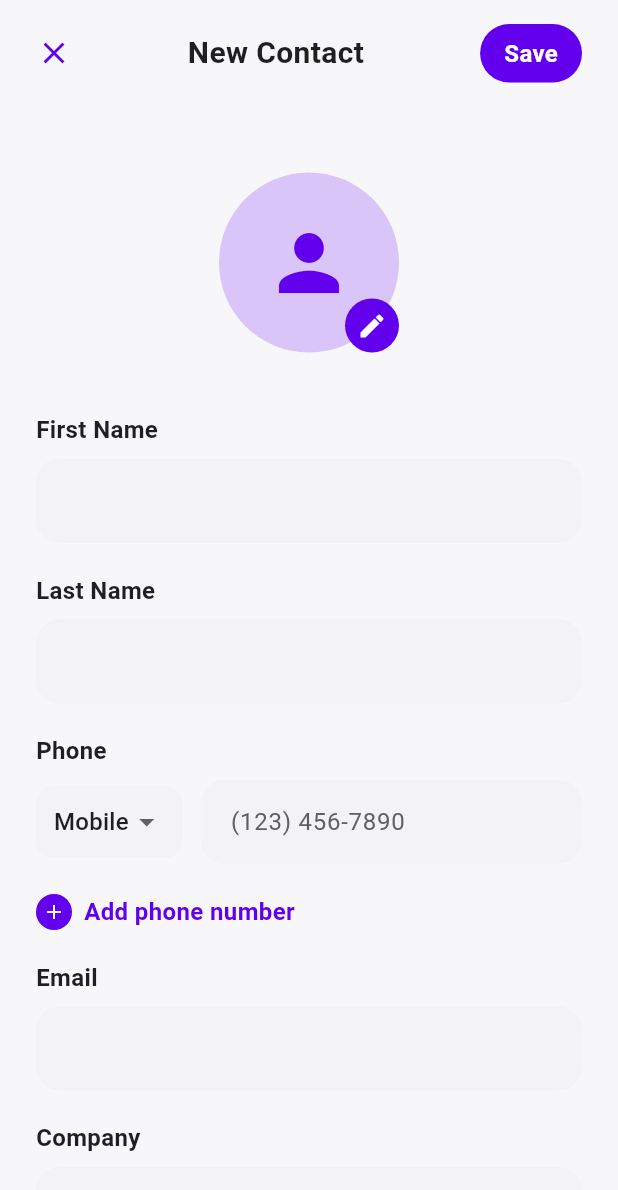
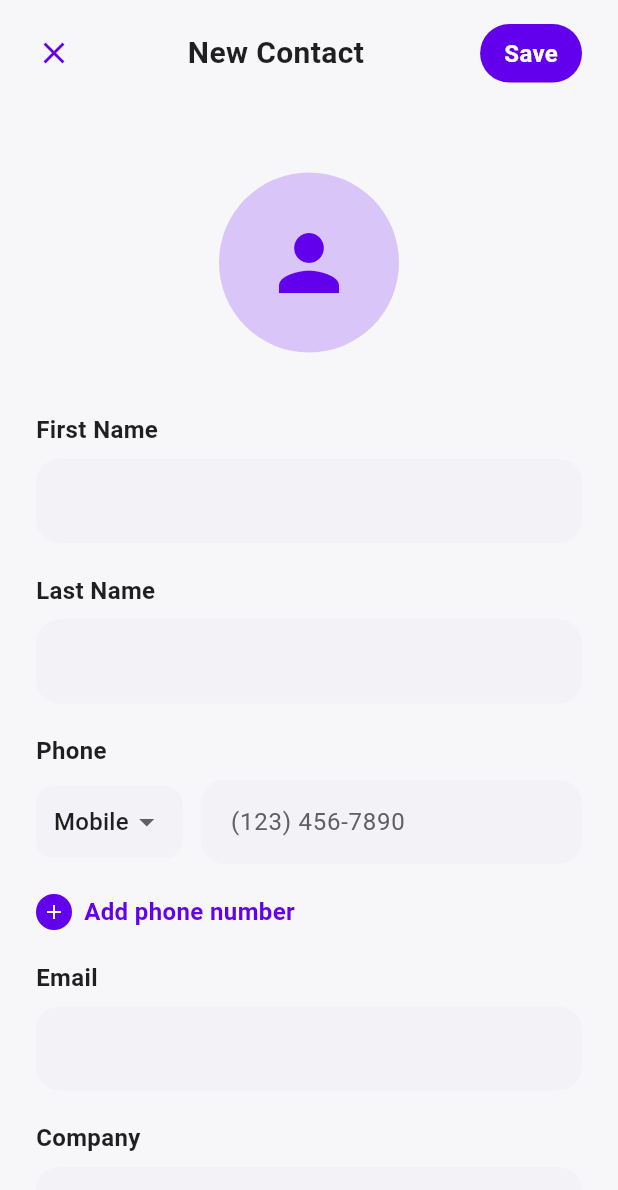
Before and after one commit to ksrigo/rp_flutter_siprix, a Flutter app: the ContactForm screen opened directly, on a phone screen of 412 x 824 dp. Shown: the top 1190 px of the screen. Run offline on Flutter 3.47's test engine with Material 3 defaults, Android fonts, the phone set to English and light mode, and no system bars; our stand-ins replace connectivity_plus, dio, firebase_core, firebase_messaging, flutter_contacts, flutter_riverpod and 8 more; missing offline and left inert: dart_jsonwebtoken, is_lock_screen2, siprix_voip_sdk; accounts and stored records are empty.

Commit message:
updated the siprix sdk and removed edit icon in add contact screen

```diff
--- a/lib/features/contacts/presentation/widgets/contact_form.dart
+++ b/lib/features/contacts/presentation/widgets/contact_form.dart
@@ -435,23 +435,23 @@ class _ContactFormState extends State<ContactForm> {
               color: Theme.of(context).colorScheme.primary,
             ),
           ),
-          Positioned(
-            bottom: 0,
-            right: 0,
-            child: Container(
-              width: 36,
-              height: 36,
-              decoration: BoxDecoration(
-                color: Theme.of(context).colorScheme.primary,
-                shape: BoxShape.circle,
-              ),
-              child: const Icon(
-                Icons.edit,
-                color: Colors.white,
-                size: 20,
-              ),
-            ),
-          ),
+          // Positioned(
+          //   bottom: 0,
+          //   right: 0,
+          //   child: Container(
+          //     width: 36,
+          //     height: 36,
+          //     decoration: BoxDecoration(
+          //       color: Theme.of(context).colorScheme.primary,
+          //       shape: BoxShape.circle,
+          //     ),
+          //     child: const Icon(
+          //       Icons.edit,
+          //       color: Colors.white,
+          //       size: 20,
+          //     ),
+          //   ),
+          // ),
         ],
       ),
     );
--- a/pubspec.yaml
+++ b/pubspec.yaml
@@ -14,7 +14,7 @@ dependencies:
     sdk: flutter
 
   # Core SIP VoIP SDK
-  siprix_voip_sdk: 1.0.31 # Pinned to avoid Android compilation issues with 1.0.26
+  siprix_voip_sdk: 1.0.32 # Pinned to avoid Android compilation issues with 1.0.26
 
   # Push notifications for Android incoming calls --- this one
   firebase_core: ^4.2.1
```
